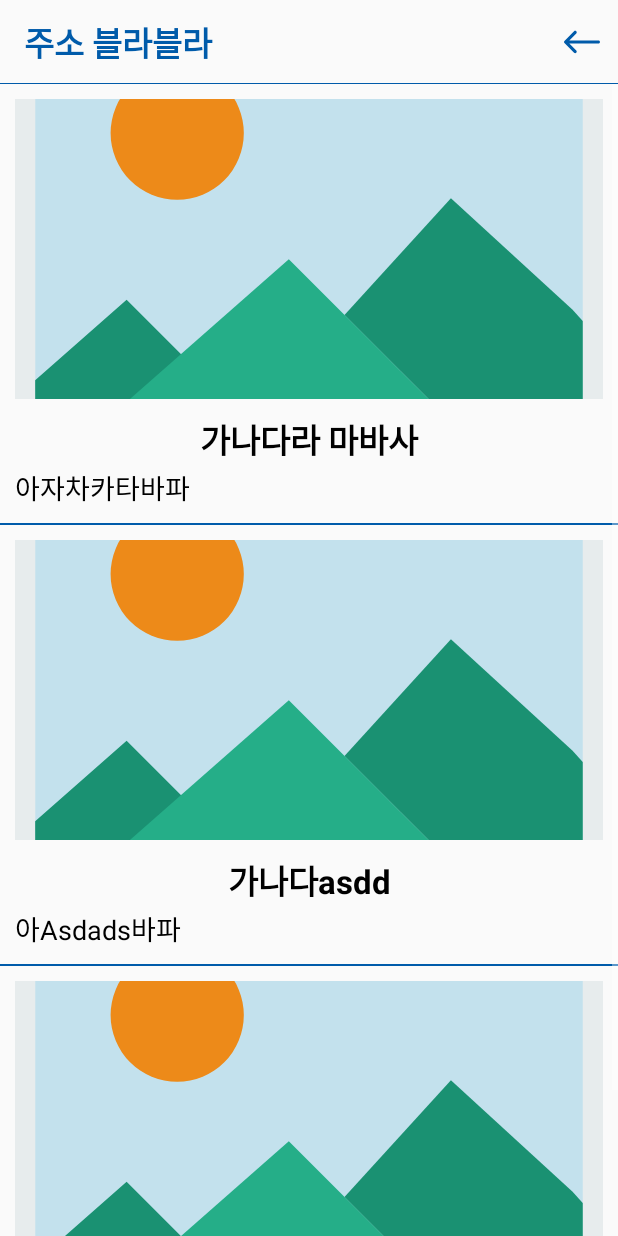
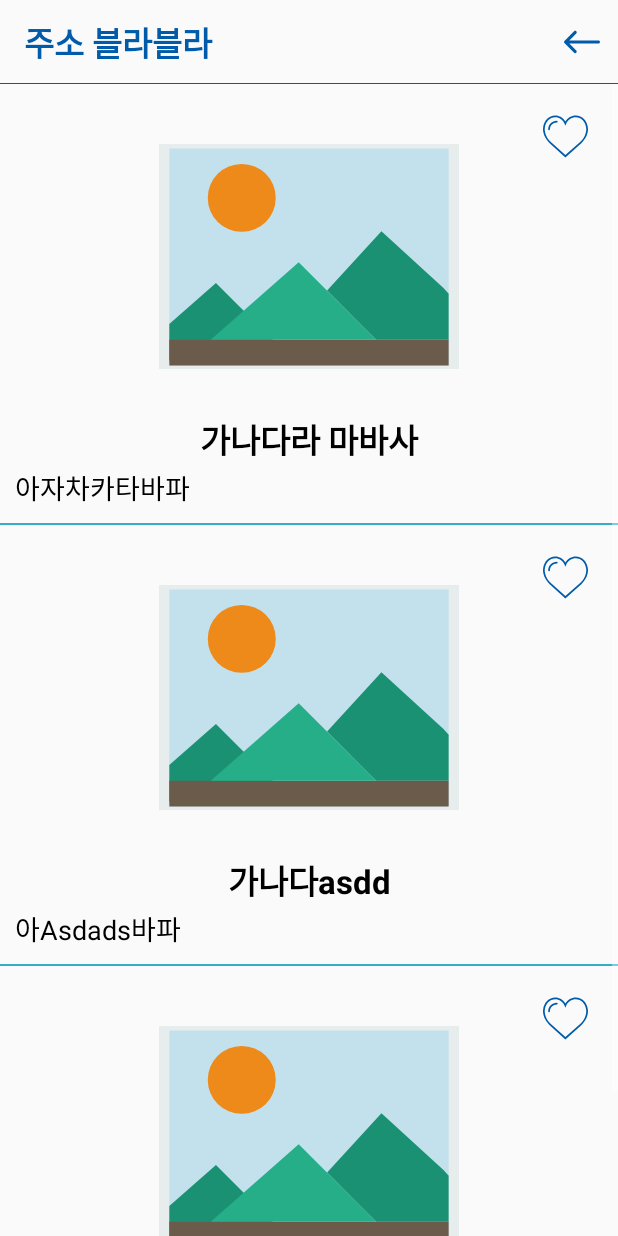
Before and after one commit to extJo/isthere, an Android app: the ReviewList screen opened directly, with no data from a screen before it, on a phone screen of 412 x 824 dp. Run offline under Robolectric (Android 15) with nearby library versions, the phone set to English and light mode, and no system bars; libraries missing offline, so code that uses them is left out: com.yalantis.contextmenu; 4 statements that could not run were skipped.

Commit message:
review item에 toggle button 추가

```diff
--- a/app/src/main/java/com/apptive/joDuo/isthere/ReviewList.java
+++ b/app/src/main/java/com/apptive/joDuo/isthere/ReviewList.java
@@ -38,11 +38,9 @@ public class ReviewList extends AppCompatActivity {
         listview = (ListView) findViewById(R.id.review_listview);
         listview.setAdapter(adapter);
 
-        adapter.addItem(getResources().getDrawable(R.drawable.ic_picture), "가나다라 마바사", "아자차카타바파");
-        adapter.addItem(getResources().getDrawable(R.drawable.ic_picture), "가나다asdd", "아Asdads바파");
-        adapter.addItem(getResources().getDrawable(R.drawable.ic_picture), "가adsd바사", "아asdsaddadasaddas");
-
-
+        adapter.addItem(getResources().getDrawable(R.drawable.ic_picture), "가나다라 마바사", "아자차카타바파", false);
+        adapter.addItem(getResources().getDrawable(R.drawable.ic_picture), "가나다asdd", "아Asdads바파", false);
+        adapter.addItem(getResources().getDrawable(R.drawable.ic_picture), "가adsd바사", "아asdsaddadasaddas", false);
 
 
 
--- a/app/src/main/java/com/apptive/joDuo/isthere/reviewlist/ReviewItem.java
+++ b/app/src/main/java/com/apptive/joDuo/isthere/reviewlist/ReviewItem.java
@@ -11,6 +11,7 @@ public class ReviewItem {
     private Drawable pictureDrawable;
     private String title;
     private String description;
+    private Boolean like;
 
     public void setPicture(Drawable picture){
         pictureDrawable = picture;
@@ -24,6 +25,8 @@ public class ReviewItem {
         this.description = description;
     }
 
+    public void setLike(Boolean like) {this.like = like;}
+
     public Drawable getPicture(){
         return pictureDrawable;
     }
@@ -36,6 +39,7 @@ public class ReviewItem {
         return description;
     }
 
+    public Boolean getLike() {return like;}
 
 
 }
--- a/app/src/main/java/com/apptive/joDuo/isthere/reviewlist/ReviewItemAdaptor.java
+++ b/app/src/main/java/com/apptive/joDuo/isthere/reviewlist/ReviewItemAdaptor.java
@@ -8,6 +8,7 @@ import android.view.ViewGroup;
 import android.widget.BaseAdapter;
 import android.widget.ImageView;
 import android.widget.TextView;
+import android.widget.ToggleButton;
 
 import com.apptive.joDuo.isthere.R;
 
@@ -48,14 +49,23 @@ public class ReviewItemAdaptor extends BaseAdapter {
         ImageView iconImageView = (ImageView) convertView.findViewById(R.id.item_picture) ;
         TextView titleTextView = (TextView) convertView.findViewById(R.id.item_title) ;
         TextView descTextView = (TextView) convertView.findViewById(R.id.item_description) ;
+        final ToggleButton likeToogleBtn = (ToggleButton) convertView.findViewById(R.id.item_like);
 
         // Data Set(listViewItemList)에서 position에 위치한 데이터 참조 획득
-        ReviewItem reviewItem = listViewItemList.get(position);
+        final ReviewItem reviewItem = listViewItemList.get(position);
 
         // 아이템 내 각 위젯에 데이터 반영
         iconImageView.setImageDrawable(reviewItem.getPicture());
         titleTextView.setText(reviewItem.getTitle());
         descTextView.setText(reviewItem.getDescription());
+        likeToogleBtn.setChecked(reviewItem.getLike());
+
+        likeToogleBtn.setOnClickListener(new View.OnClickListener() {
+            @Override
+            public void onClick(View view) {
+                reviewItem.setLike(likeToogleBtn.isChecked());
+            }
+        });
 
         return convertView;
     }
@@ -73,12 +83,13 @@ public class ReviewItemAdaptor extends BaseAdapter {
     }
 
     // 아이템 데이터 추가를 위한 함수. 개발자가 원하는대로 작성 가능.
-    public void addItem(Drawable icon, String title, String desc) {
+    public void addItem(Drawable icon, String title, String desc, Boolean like) {
         ReviewItem item = new ReviewItem();
 
         item.setPicture(icon);
         item.setTitle(title);
         item.setDescription(desc);
+        item.setLike(like);
 
         listViewItemList.add(item);
     }
--- /dev/null
+++ b/app/src/main/res/drawable/custom_heart.xml
@@ -0,0 +1,5 @@
+<?xml version="1.0" encoding="utf-8"?>
+<selector xmlns:android="http://schemas.android.com/apk/res/android">
+    <item android:drawable="@drawable/ic_like_red" android:state_checked="true"/>
+    <item android:drawable="@drawable/ic_like" android:state_checked="false"/>
+</selector>
--- /dev/null
+++ b/app/src/main/res/drawable/ic_like_red.xml
@@ -0,0 +1,5 @@
+<vector android:height="24dp" android:viewportHeight="50.0"
+    android:viewportWidth="50.0" android:width="24dp" xmlns:android="http://schemas.android.com/apk/res/android">
+    <path android:fillColor="#C03A2B" android:pathData="M24.85,10.13c2.02,-4.78 6.63,-8.13 11.99,-8.13c7.22,0 12.43,6.18 13.08,13.54c0,0 0.35,1.83 -0.42,5.12c-1.06,4.48 -3.55,8.46 -6.9,11.5L24.85,48L7.4,32.17c-3.35,-3.04 -5.84,-7.02 -6.9,-11.5c-0.78,-3.29 -0.42,-5.12 -0.42,-5.12C0.73,8.18 5.94,2 13.16,2C18.52,2 22.83,5.34 24.85,10.13z"/>
+    <path android:fillColor="#ED7161" android:pathData="M6,18.08c-0.55,0 -1,-0.45 -1,-1c0,-5.51 4.49,-10 10,-10c0.55,0 1,0.45 1,1s-0.45,1 -1,1c-4.41,0 -8,3.59 -8,8C7,17.63 6.55,18.08 6,18.08z"/>
+</vector>
--- a/app/src/main/res/layout/review_item.xml
+++ b/app/src/main/res/layout/review_item.xml
@@ -1,39 +1,56 @@
 <?xml version="1.0" encoding="utf-8"?>
-<LinearLayout
+<RelativeLayout
     xmlns:android="http://schemas.android.com/apk/res/android"
     android:layout_width="match_parent"
     android:layout_height="wrap_content"
+    android:background="@color/white"
+    >
+
+    <ToggleButton
+        android:id="@+id/item_like"
+        android:layout_width="30dp"
+        android:layout_height="30dp"
+        android:layout_alignParentTop="true"
+        android:layout_alignParentRight="true"
+        android:background="@drawable/custom_heart"
+        android:textOff=""
+        android:textOn=""
+        android:layout_margin="20dp"
+        />
+
+    <LinearLayout
+        android:layout_width="match_parent"
+        android:layout_height="match_parent"
         android:orientation="vertical"
-    android:background="@color/white"
         android:padding="10dp"
         >
 
         <ImageView
             android:id="@+id/item_picture"
-        android:layout_width="match_parent"
-        android:layout_height="200dp"
+            android:layout_width="200dp"
+            android:layout_height="150dp"
             android:layout_gravity="center"
-        android:scaleType="centerCrop"
-        android:layout_marginBottom="10dp"/>
+            android:layout_margin="30dp"
+            android:scaleType="centerCrop"/>
 
         <TextView
             android:id="@+id/item_title"
             android:layout_width="match_parent"
             android:layout_height="30dp"
-        android:textSize="22dp"
+            android:layout_marginBottom="5dp"
             android:textAlignment="center"
             android:textColor="@color/black"
+            android:textSize="22dp"
             android:textStyle="bold"
-        android:layout_marginBottom="5dp"
             />
 
         <TextView
             android:id="@+id/item_description"
             android:layout_width="match_parent"
             android:layout_height="wrap_content"
-        android:textSize="18dp"
-        android:textColor="@color/black"/>
-
-
+            android:textColor="@color/black"
+            android:textSize="18dp"/>
 
     </LinearLayout>
+
+</RelativeLayout>
--- a/app/src/main/res/layout/review_list.xml
+++ b/app/src/main/res/layout/review_list.xml
@@ -13,6 +13,6 @@
         android:layout_width="match_parent"
         android:layout_height="match_parent"
         android:dividerHeight="1dp"
-        android:divider="@color/colorPrimary"
+        android:divider="@color/background"
         />
 </LinearLayout>
```
Lines whose indentation alone changed are shown as unchanged.
